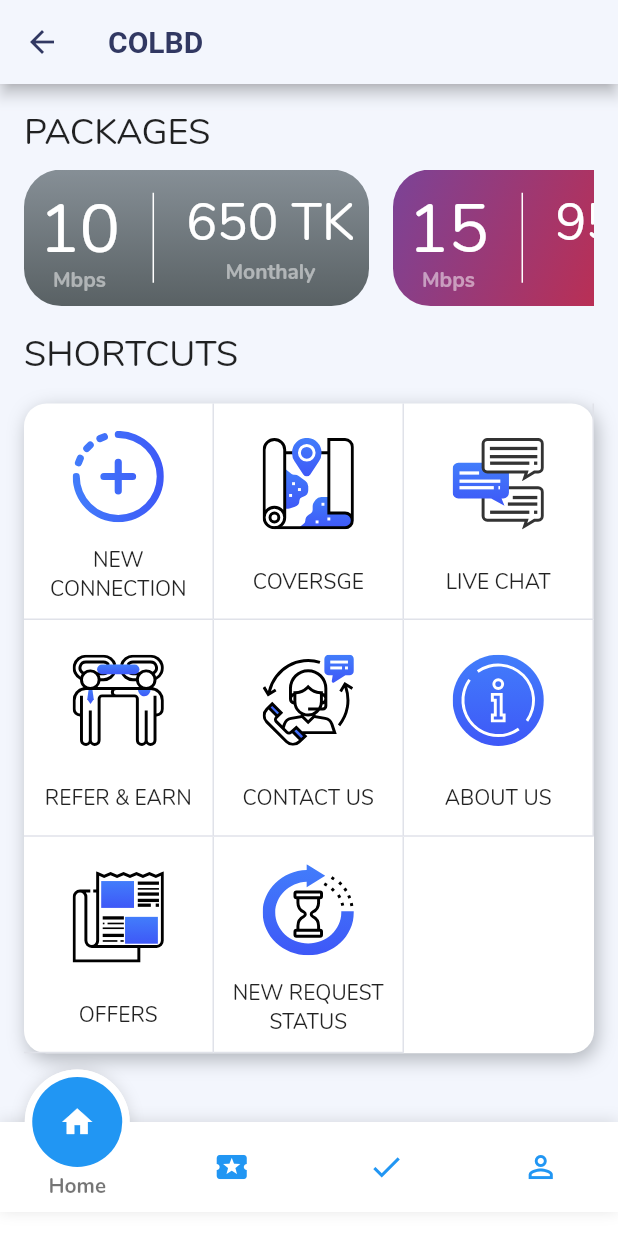
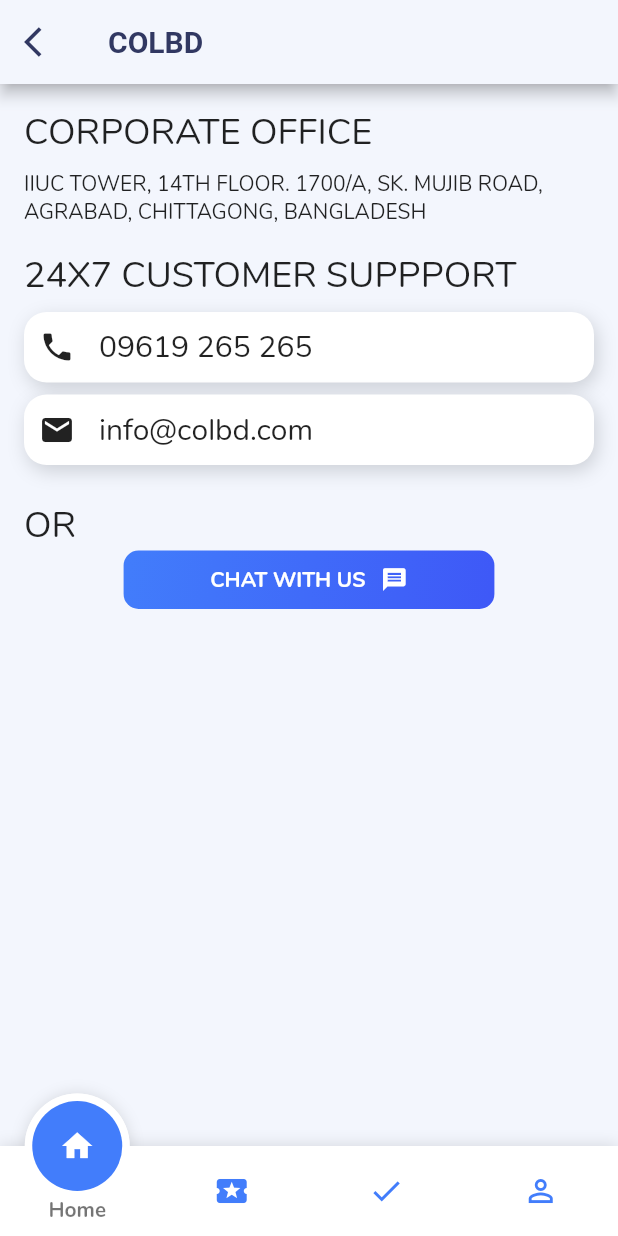
Before and after one commit to abuanwar072/Colbd_Flutter_App, a Flutter app: the GuestScreen screen opened directly, after a tap on "CONTACT US", on a phone screen of 412 x 824 dp. Run offline on Flutter 3.47's test engine with Material 2 defaults, Android fonts, the phone set to English and light mode, and no system bars; drawn by our look-alikes of fancy_bottom_navigation; our stand-ins replace flutter_svg.

Commit message:
contact us page done

```diff
--- a/lib/constant.dart
+++ b/lib/constant.dart
@@ -1,4 +1,8 @@
 import 'package:flutter/material.dart';
+
+const EdgeInsets kPading = EdgeInsets.only(left: 16, top: 16, right: 16);
+const SizedBox kHight = SizedBox(height: 16);
+const SizedBox kHightSmall = SizedBox(height: 8);
 
 // All Svg files here
 const String kAccessAccountSvg = "asstes/images/access_account.svg";
--- /dev/null
+++ b/lib/screens/contact_us_screen.dart
@@ -0,0 +1,70 @@
+import 'package:colbd_app/constant.dart';
+import 'package:colbd_app/widgets/botton_navigation.dart';
+import 'package:colbd_app/widgets/buttons.dart';
+import 'package:colbd_app/widgets/default_appbar.dart';
+import 'package:flutter/material.dart';
+
+class ContactUsScreen extends StatelessWidget {
+  @override
+  Widget build(BuildContext context) {
+    return Scaffold(
+      appBar: defaultAppBar(context),
+      bottomNavigationBar: defaultBottonNavBar(),
+      body: Padding(
+        padding: kPading,
+        child: Column(
+          crossAxisAlignment: CrossAxisAlignment.start,
+          children: <Widget>[
+            Text(
+              "Corporate Office".toUpperCase(),
+              style: Theme.of(context).textTheme.headline,
+            ),
+            kHightSmall,
+            Text(
+              "IIUC TOWER, 14TH FLOOR. 1700/A, SK. MUJIB ROAD, AGRABAD, CHITTAGONG, BANGLADESH",
+            ),
+            kHight,
+            Text(
+              "24X7 CUSTOMER SUPPPORT",
+              style: Theme.of(context).textTheme.headline,
+            ),
+            kHightSmall,
+            infoCardWithIcon(context, Icons.phone, "09619 265 265"),
+            infoCardWithIcon(context, Icons.email, "info@colbd.com"),
+            kHight,
+            Text("OR", style: Theme.of(context).textTheme.headline),
+            Center(
+              child: GradientIconButton(
+                press: () {},
+                text: "Chat With Us",
+                icon: Icons.message,
+              ),
+            ),
+          ],
+        ),
+      ),
+    );
+  }
+
+  Container infoCardWithIcon(BuildContext context, IconData icon, String text) {
+    return Container(
+      margin: EdgeInsets.only(bottom: 8),
+      padding: EdgeInsets.all(10),
+      decoration: BoxDecoration(
+        borderRadius: BorderRadius.circular(15),
+        color: kWhiteColor,
+        boxShadow: [kShadowLight],
+      ),
+      child: Row(
+        children: <Widget>[
+          Icon(icon),
+          SizedBox(width: 16),
+          Text(
+            text,
+            style: Theme.of(context).textTheme.title,
+          ),
+        ],
+      ),
+    );
+  }
+}
--- a/lib/screens/guest_screen.dart
+++ b/lib/screens/guest_screen.dart
@@ -1,4 +1,5 @@
 import 'package:colbd_app/constant.dart';
+import 'package:colbd_app/screens/contact_us_screen.dart';
 import 'package:colbd_app/screens/package_list_screen.dart';
 import 'package:colbd_app/widgets/botton_navigation.dart';
 import 'package:colbd_app/widgets/package_small_card.dart';
@@ -101,7 +102,12 @@ class GuestScreen extends StatelessWidget {
                     text: "Refer & Earn",
                   ),
                   ShortcutCard(
-                    press: () {},
+                    press: () {
+                      Navigator.push(context,
+                          MaterialPageRoute(builder: (context) {
+                        return ContactUsScreen();
+                      }));
+                    },
                     icon: kContactSvg,
                     text: "Contact Us",
                   ),
--- a/lib/widgets/botton_navigation.dart
+++ b/lib/widgets/botton_navigation.dart
@@ -1,12 +1,16 @@
 import 'package:colbd_app/constant.dart';
 import 'package:flutter/material.dart';
 import 'package:fancy_bottom_navigation/fancy_bottom_navigation.dart';
+import 'dart:io' show Platform;
 
 Container defaultBottonNavBar() {
   return Container(
-    padding: EdgeInsets.only(bottom: 16),
+    padding: EdgeInsets.only(bottom: Platform.isIOS ? 16 : 0),
     color: kWhiteColor,
     child: FancyBottomNavigation(
+      circleColor: kBlueColor,
+      inactiveIconColor: kBlueColor,
+      inactiveIconSize: 30,
       tabs: [
         TabData(iconData: Icons.home, title: "Home"),
         TabData(iconData: Icons.local_play, title: "Offers"),
```
Also changed, not shown: lib/screens/new_connection_from_screen.dart (added, +214 -0 lines), lib/screens/package_offer_screen.dart (+7 -1 lines).
